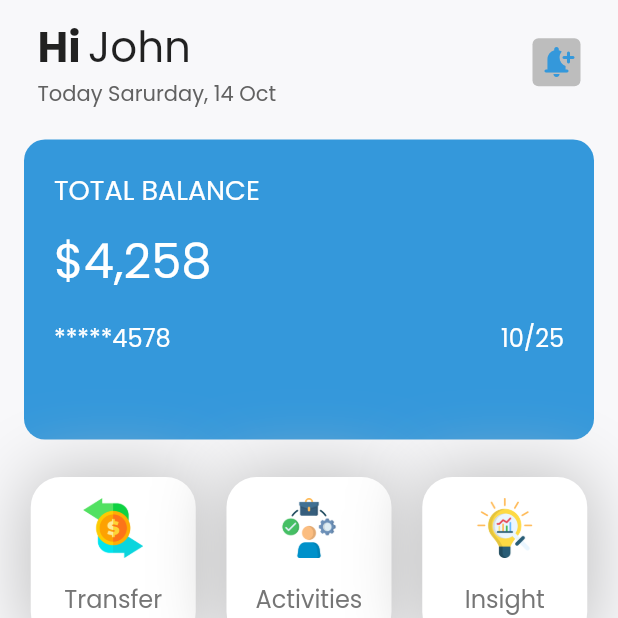
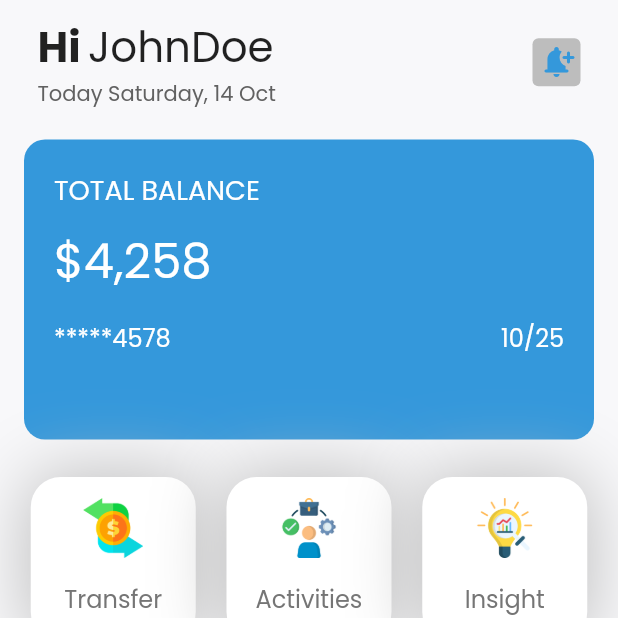
Before and after one commit to NatnaelDemelash/wallet_app, a Flutter app: the screen it shows after launch, on a phone screen of 412 x 824 dp, the top half of it. Run offline on Flutter 3.47's test engine with Material 2 defaults, Android fonts, the phone set to English and light mode, and no system bars; our stand-ins replace google_fonts.

Commit message:
header fix

```diff
--- a/lib/pages/home_page.dart
+++ b/lib/pages/home_page.dart
@@ -40,13 +40,13 @@ class _HomePageState extends State<HomePage> {
                           ),
                           const SizedBox(width: 5),
                           Text(
-                            'John',
+                            'JohnDoe',
                             style: GoogleFonts.poppins(fontSize: 28),
                           ),
                         ],
                       ),
                       Text(
-                        'Today Sarurday, 14 Oct',
+                        'Today Saturday, 14 Oct',
                         style: GoogleFonts.poppins(color: Colors.grey[700]),
                       )
                     ],
```
